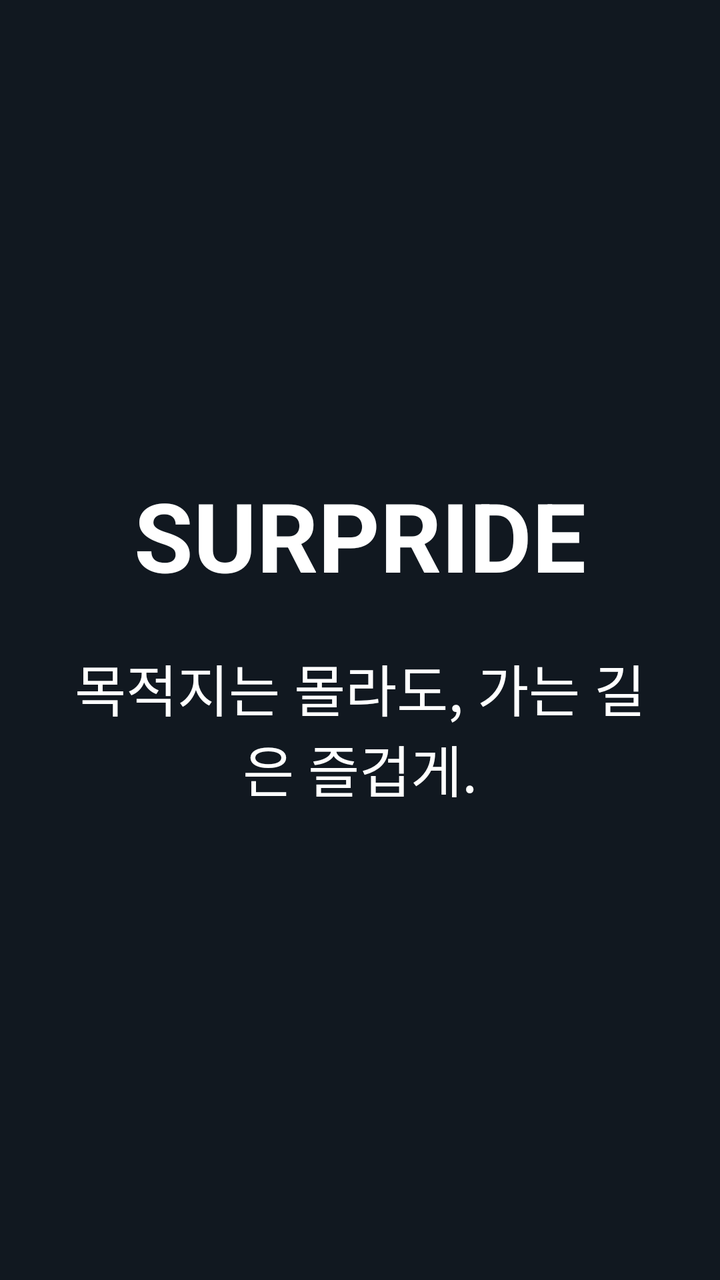
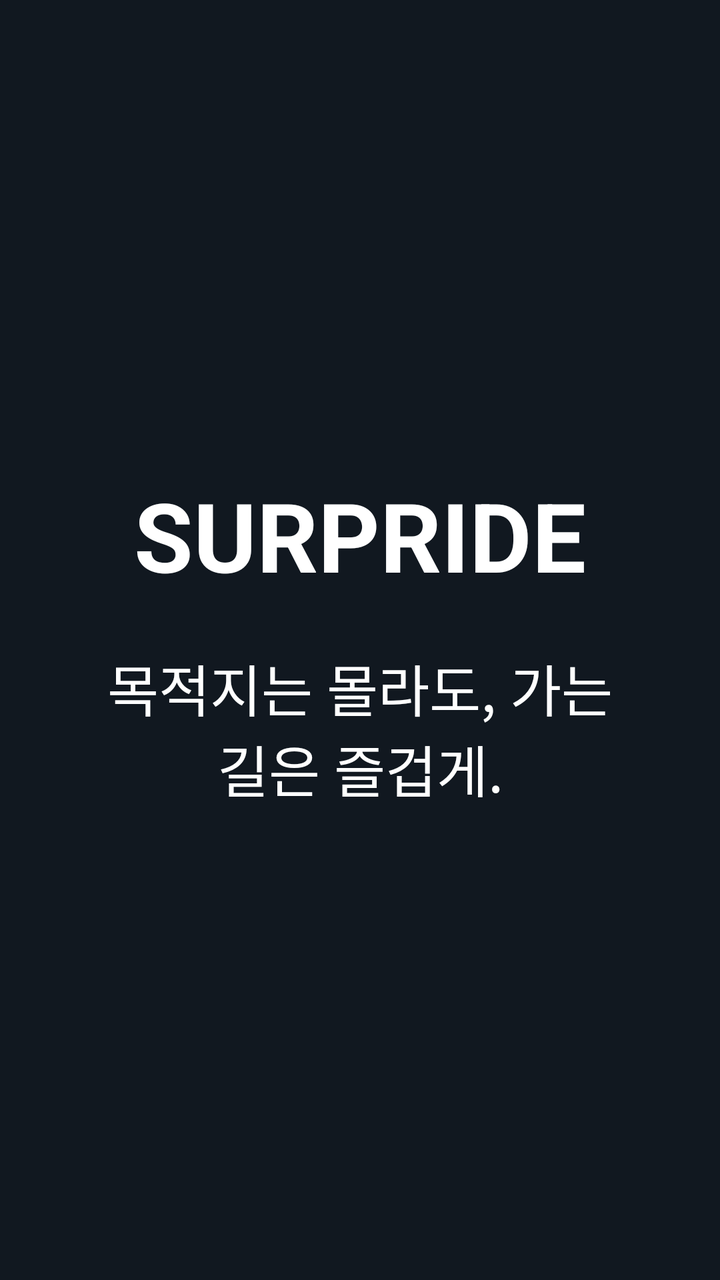

An Android layout rendered at two revisions. The XML below is the earlier revision; the diff shows what the commit changed to produce the second picture.
<!-- AndroidManifest.xml: application theme Theme.Surpride -->
<!-- res/layout/activity_main.xml -->
<?xml version="1.0" encoding="utf-8"?>
<FrameLayout xmlns:android="http://schemas.android.com/apk/res/android"
    android:id="@+id/start_screen"
    android:layout_width="match_parent"
    android:layout_height="match_parent"
    android:background="@color/surpride_background">

    <LinearLayout
        android:layout_width="match_parent"
        android:layout_height="match_parent"
        android:gravity="center"
        android:orientation="vertical"
        android:padding="32dp">

        <TextView
            android:layout_width="wrap_content"
            android:layout_height="wrap_content"
            android:accessibilityHeading="true"
            android:gravity="center"
            android:text="@string/app_name"
            android:textColor="@color/white"
            android:textSize="48sp"
            android:textStyle="bold" />

        <TextView
            android:layout_width="wrap_content"
            android:layout_height="wrap_content"
            android:layout_marginTop="24dp"
            android:gravity="center"
            android:text="@string/start_tagline"
            android:textColor="@color/white"
            android:textSize="28sp" />
    </LinearLayout>
</FrameLayout>
<!-- resources referenced by this layout -->
<resources>
  <color name="surpride_background">#111820</color>
  <color name="white">#FFFFFFFF</color>
  <string name="app_name" translatable="false">SURPRIDE</string>
  <string name="start_tagline">목적지는 몰라도, 가는 길은 즐겁게.</string>
  <style name="Theme.Surpride" parent="Theme.MaterialComponents.DayNight.NoActionBar">
          
          <item name="colorPrimary">@color/purple_500</item>
          <item name="colorPrimaryVariant">@color/purple_700</item>
          <item name="colorOnPrimary">@color/white</item>
          
          <item name="colorSecondary">@color/teal_200</item>
          <item name="colorSecondaryVariant">@color/teal_700</item>
          <item name="colorOnSecondary">@color/black</item>
          
          <item name="android:statusBarColor">?attr/colorPrimaryVariant</item>
          
      </style>
  <color name="purple_500">#FF6200EE</color>
  <color name="purple_700">#FF3700B3</color>
  <color name="teal_200">#FF03DAC5</color>
  <color name="teal_700">#FF018786</color>
  <color name="black">#FF000000</color>
</resources>

<!-- the commit's change to res/layout/activity_main.xml (unified diff, before → after) -->
@@ -9,8 +9,16 @@
         android:layout_width="match_parent"
         android:layout_height="match_parent"
         android:gravity="center"
-        android:orientation="vertical"
-        android:padding="32dp">
+        android:orientation="horizontal"
+        android:padding="24dp">
+
+        <LinearLayout
+            android:layout_width="0dp"
+            android:layout_height="match_parent"
+            android:layout_weight="1"
+            android:gravity="center"
+            android:orientation="vertical"
+            android:padding="16dp">
 
         <TextView
             android:layout_width="wrap_content"
@@ -30,5 +38,52 @@
             android:text="@string/start_tagline"
             android:textColor="@color/white"
             android:textSize="28sp" />
+        </LinearLayout>
+
+        <ScrollView
+            android:id="@+id/vehicle_panel"
+            android:layout_width="0dp"
+            android:layout_height="match_parent"
+            android:layout_weight="1"
+            android:fillViewport="true"
+            android:visibility="gone">
+
+            <LinearLayout
+                android:layout_width="match_parent"
+                android:layout_height="wrap_content"
+                android:orientation="vertical"
+                android:padding="16dp">
+
+                <TextView
+                    android:layout_width="match_parent"
+                    android:layout_height="wrap_content"
+                    android:accessibilityHeading="true"
+                    android:text="@string/vehicle_panel_title"
+                    android:textColor="@color/white"
+                    android:textSize="24sp"
+                    android:textStyle="bold" />
+
+                <TextView
+                    android:id="@+id/vehicle_diagnostics"
+                    android:layout_width="match_parent"
+                    android:layout_height="wrap_content"
+                    android:layout_marginTop="12dp"
+                    android:lineSpacingExtra="4dp"
+                    android:textColor="@color/white"
+                    android:textSize="16sp" />
+
+                <Button
+                    android:id="@+id/vehicle_refresh"
+                    android:layout_width="match_parent"
+                    android:layout_height="wrap_content"
+                    android:text="@string/vehicle_refresh" />
+
+                <Button
+                    android:id="@+id/vehicle_stop"
+                    android:layout_width="match_parent"
+                    android:layout_height="wrap_content"
+                    android:text="@string/vehicle_stop" />
+            </LinearLayout>
+        </ScrollView>
     </LinearLayout>
 </FrameLayout>
<!-- resource entries referenced after the edit -->
@@ -4,6 +4,9 @@
   <color name="white">#FFFFFFFF</color>
   <string name="app_name" translatable="false">SURPRIDE</string>
   <string name="start_tagline">목적지는 몰라도, 가는 길은 즐겁게.</string>
+  <string name="vehicle_panel_title">개발용 차량 데이터 · 조회 전용</string>
+  <string name="vehicle_refresh">연결 / 새로고침</string>
+  <string name="vehicle_stop">구독 중지 / 연결 해제</string>
   <style name="Theme.Surpride" parent="Theme.MaterialComponents.DayNight.NoActionBar">
           
           <item name="colorPrimary">@color/purple_500</item>
